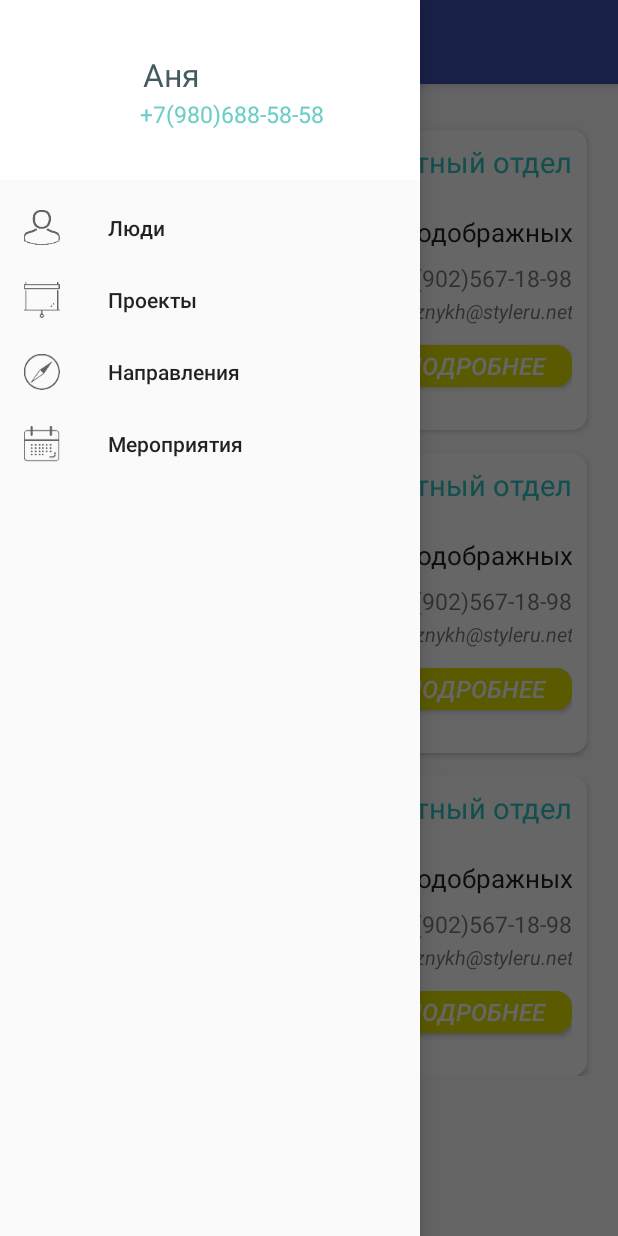
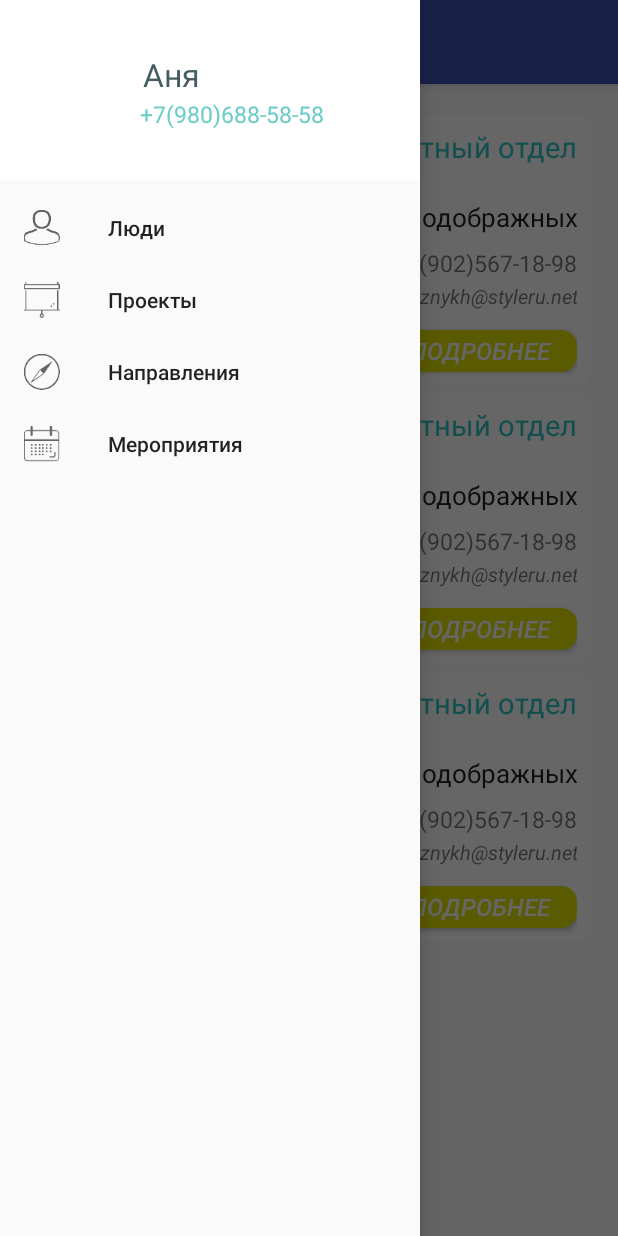
Before and after one commit to Tetawex/StyleruApp, an Android app: the fragment DirectionsFragment placed in its activity, with the side drawer open, on a phone screen of 412 x 824 dp. Run offline under Robolectric (Android 15) with nearby library versions, the phone set to English and light mode, and no system bars; 1 statement that could not run was skipped.

Commit message:
Карточка направлений

```diff
--- a/app/src/main/res/layout/card_direct.xml
+++ b/app/src/main/res/layout/card_direct.xml
@@ -1,14 +1,14 @@
 <?xml version="1.0" encoding="utf-8"?>
 <android.support.v7.widget.CardView xmlns:android="http://schemas.android.com/apk/res/android"
     android:layout_width="match_parent"
-    android:layout_height="200dp"
+    android:layout_height="180dp"
     app:cardBackgroundColor="#f7f7f7"
     xmlns:app="http://schemas.android.com/apk/res-auto"
-    android:layout_marginTop="15dp"
-    android:layout_marginRight="5dp"
+    android:layout_marginTop="5dp"
+    android:layout_marginRight="2dp"
     app:cardCornerRadius="10dp"
 
-    android:layout_marginLeft="5dp">
+    android:layout_marginLeft="2dp">
 
     <LinearLayout android:layout_width="match_parent"
         android:layout_height="match_parent"
```
